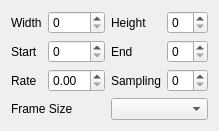
Old version of the form ui/playlistItemVideo.ui in the repository IENT/YUView.
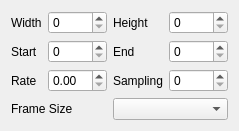
New version of the form.

Patch:
```diff
--- a/ui/playlistItemVideo.ui
+++ b/ui/playlistItemVideo.ui
@@ -6,7 +6,7 @@
    <rect>
     <x>0</x>
     <y>0</y>
-    <width>196</width>
+    <width>239</width>
     <height>116</height>
    </rect>
   </property>
```
